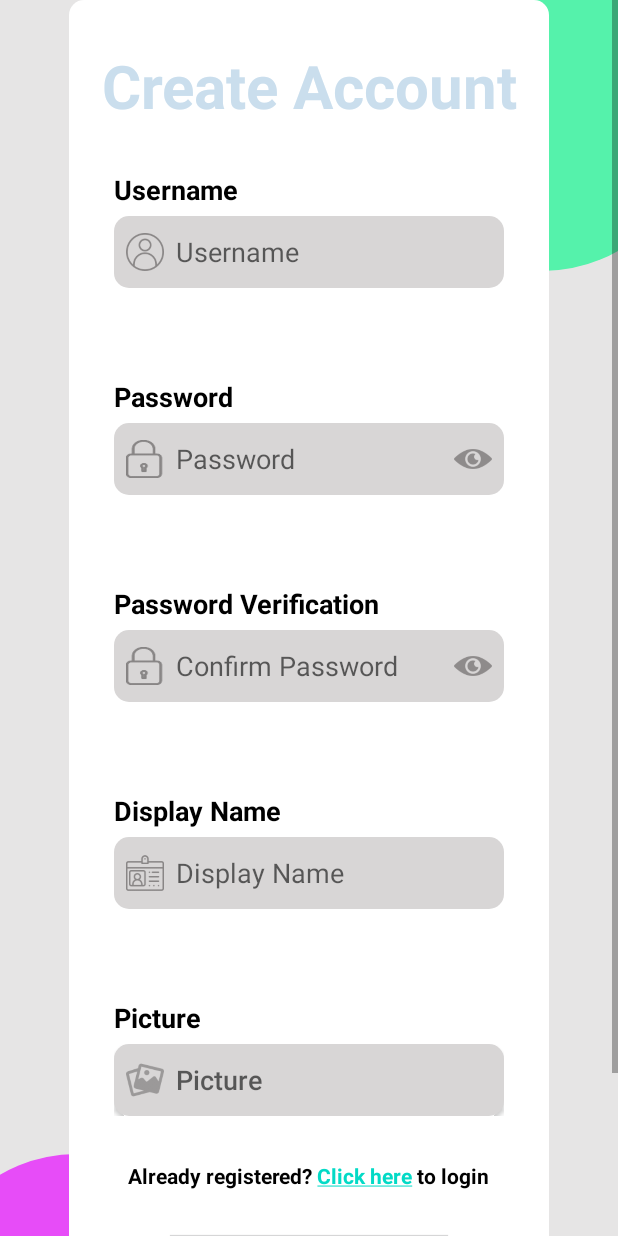
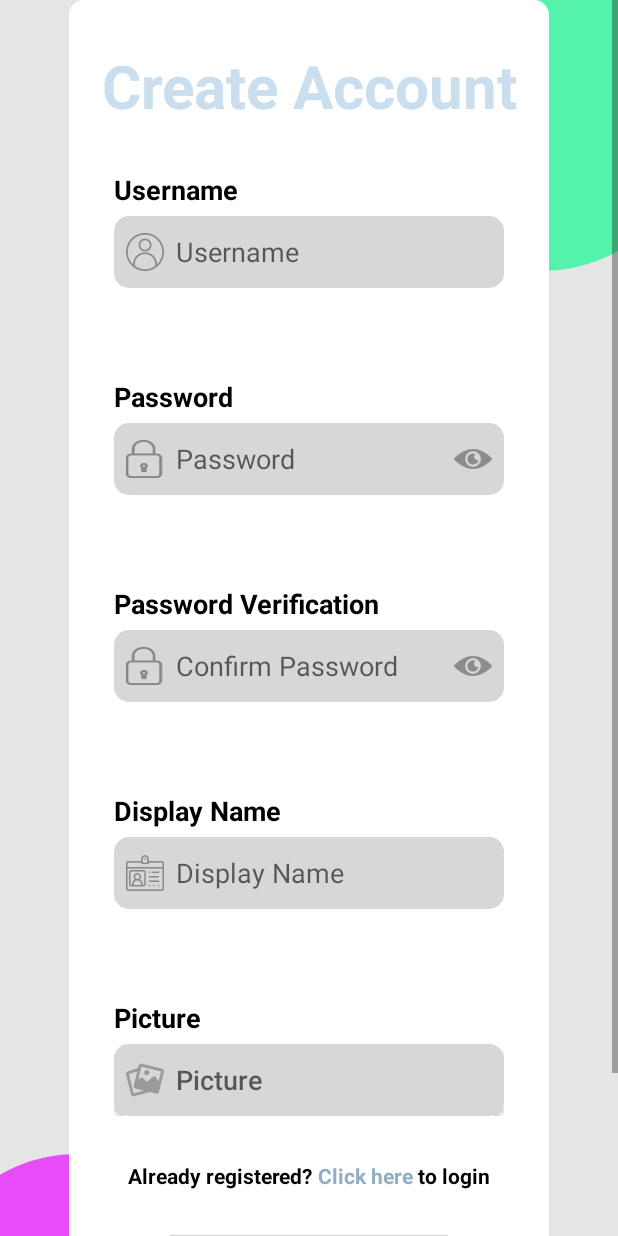
Before and after one commit to DanielCohenShor/STF_Android, an Android app: the RegisterActivity screen opened directly, with no data from a screen before it, on a phone screen of 412 x 824 dp. Run offline under Robolectric (Android 15) with nearby library versions, the phone set to English and light mode, and no system bars.

Commit message:
fix text color

```diff
--- a/app/src/main/AndroidManifest.xml
+++ b/app/src/main/AndroidManifest.xml
@@ -12,7 +12,7 @@
         android:icon="@mipmap/ic_launcher"
         android:label="@string/app_name"
         android:roundIcon="@mipmap/ic_launcher_round"
-        android:supportsRtl="true"
+        android:supportsRtl="false"
         android:theme="@style/Theme.STF"
         android:usesCleartextTraffic="true"
         tools:targetApi="31">
--- a/app/src/main/java/com/example/stf/Register/RegisterActivity.java
+++ b/app/src/main/java/com/example/stf/Register/RegisterActivity.java
@@ -39,7 +39,7 @@ import java.util.HashSet;
 public class RegisterActivity extends AppCompatActivity {
 
     private EditText etUsername, etPassword,etPasswordVerification, etDisplayName;
-    private TextView tvPicture, linkToRegister;
+    private TextView tvPicture, linkToLogin;
     private Button btnRegister;
     private ImageButton btnConfirmationPasswordVisibility;
     private ImageButton btnPasswordVisibility;
@@ -184,7 +184,7 @@ public class RegisterActivity extends AppCompatActivity {
         btnPasswordVisibility = findViewById(R.id.btnShowPassword);
         btnConfirmationPasswordVisibility = findViewById(R.id.btnShowConfirmationPassword);
         btnRegister = findViewById(R.id.btnRegister);
-        linkToRegister = findViewById(R.id.linkToRegister);
+        linkToLogin = findViewById(R.id.linkToLogin2);
 
         errorsText.put("username", "must contain at least one letter");
 //            errorsText.put("username2", "username already exist");
@@ -243,37 +243,11 @@ public class RegisterActivity extends AppCompatActivity {
             }
         });
 
-        // Define the text with the portion to be highlighted
-        String fullText = getResources().getString(R.string.tv_link_to_login);
-        String highlightText = "Click here";
-        int highlightStart = fullText.indexOf(highlightText);
-        int highlightEnd = highlightStart + highlightText.length();
-
-        // Create a SpannableString
-        SpannableString spannableString = new SpannableString(fullText);
-
-        // Create a ClickableSpan
-        ClickableSpan clickableSpan = new ClickableSpan() {
-            @Override
-            public void onClick(View widget) {
-                // Handle the click event here, e.g., change the color
-                int clickedColor = ContextCompat.getColor(RegisterActivity.this, R.color.blue_shade_4);
-                ((TextView) widget).setLinkTextColor(clickedColor);
-
-                // Start the new activity here
-                Intent intent = new Intent(RegisterActivity.this, LoginActivity.class);
-                startActivity(intent);
-
-                // Perform any other actions you want when the text is clicked
-                // For example, navigate to a new activity or perform some task.
-            }
-        };
-
-        // Apply the ClickableSpan to the desired portion of the text
-        spannableString.setSpan(clickableSpan, highlightStart, highlightEnd, Spanned.SPAN_EXCLUSIVE_EXCLUSIVE);
-
-        // Make the text clickable and change the color when clicked
-        linkToRegister.setText(spannableString);
-        linkToRegister.setMovementMethod(LinkMovementMethod.getInstance());
+//
+        linkToLogin.setOnClickListener(view -> {
+            // Start the new activity here
+            Intent intent = new Intent(RegisterActivity.this, LoginActivity.class);
+            startActivity(intent);
+        });
     }
 }
--- a/app/src/main/res/layout/activity_contacts.xml
+++ b/app/src/main/res/layout/activity_contacts.xml
@@ -6,7 +6,7 @@
     android:layout_width="match_parent"
     android:layout_height="match_parent"
     tools:context=".Contacts.ContactsActivity"
-    style="@style/SCREEN">
+    style="@style/BLOCK_SCREEN">
 
     <LinearLayout
         android:id="@+id/linearLayout"
--- a/app/src/main/res/layout/activity_register.xml
+++ b/app/src/main/res/layout/activity_register.xml
@@ -237,14 +237,39 @@
                     android:textSize="18sp"/>
             </LinearLayout>
 
-            <TextView
-                android:id="@+id/linkToRegister"
+            <LinearLayout
                 android:layout_width="wrap_content"
                 android:layout_height="wrap_content"
-                android:text="@string/tv_link_to_login"
                 android:layout_gravity="center"
-                android:textStyle="normal|bold"
-                style="@style/TEXT"/>
+                android:orientation="horizontal">
+                <TextView
+                    android:id="@+id/linkToLogin1"
+                    android:layout_width="wrap_content"
+                    android:layout_height="wrap_content"
+                    android:layout_gravity="center"
+                    android:text="@string/tv_link_to_login1"
+                    android:textStyle="normal|bold"
+                    style="@style/TEXT"/>
+                <TextView
+                    android:id="@+id/linkToLogin2"
+                    android:layout_width="wrap_content"
+                    android:layout_height="wrap_content"
+                    android:layout_gravity="center"
+                    android:text="@string/tv_link_to_register2"
+                    android:textStyle="normal|bold"
+                    style="@style/LINK_TO_TEXT"
+                    android:layout_marginStart="3dp"/>
+                <TextView
+                    android:id="@+id/linkToLogin3"
+                    android:layout_width="wrap_content"
+                    android:layout_height="wrap_content"
+                    android:layout_gravity="center"
+                    android:text="@string/tv_link_to_login2"
+                    android:textStyle="normal|bold"
+                    android:layout_marginStart="3dp"
+                    style="@style/TEXT"/>
+            </LinearLayout>
+
 
             <androidx.appcompat.widget.AppCompatButton
                 android:id="@+id/btnRegister"
--- a/app/src/main/res/values-night/strings.xml
+++ b/app/src/main/res/values-night/strings.xml
@@ -27,4 +27,9 @@
     <string name="tv_dark_mode">Dark Mode</string>
     <string name="tv_change_api">Change API</string>
     <string name="tv_logout">Sign Out</string>
+    <string name="tv_link_to_register_1">Not registered?</string>
+    <string name="tv_link_to_register2">Click here</string>
+    <string name="tv_link_to_register3">to register</string>
+    <string name="tv_link_to_login1">Already registered?</string>
+    <string name="tv_link_to_login2">to login</string>
 </resources>
--- a/app/src/main/res/values-night/themes.xml
+++ b/app/src/main/res/values-night/themes.xml
@@ -29,6 +29,11 @@
     <!-- Texts background if dark mode on -->
     <style name="TEXT">
         <item name="android:textColor">@color/white</item>
+    </style>
+
+    <!-- link to button background if dark mode on -->
+    <style name="LINK_TO_TEXT">
+        <item name="android:textColor">@color/blue_shade_2</item>
     </style>
 
     <!-- Edit texts background if dark mode on -->
--- a/app/src/main/res/values/strings.xml
+++ b/app/src/main/res/values/strings.xml
@@ -6,10 +6,8 @@
     <string name="tv_username">Username</string>
     <string name="tv_password">Password</string>
     <string name="tv_login_headline">Sign in</string>
-    <string name="tv_link_to_register">Not registered? <u>Click here</u> to register</string>
     <string name="tv_register_headline">Create Account</string>
     <string name="btn_register">REGISTER</string>
-    <string name="tv_link_to_login">Already registered? <u>Click here</u> to login</string>
     <string name="tv_password_verification">Password Verification</string>
     <string name="et_confirm_password">Confirm Password</string>
     <string name="tv_display_name">Display Name</string>
@@ -27,4 +25,9 @@
     <string name="tv_dark_mode">Dark Mode</string>
     <string name="tv_change_api">Change API</string>
     <string name="tv_logout">Sign Out</string>
+    <string name="tv_link_to_register_1">Not registered?</string>
+    <string name="tv_link_to_register2"> Click here</string>
+    <string name="tv_link_to_register3"> to register</string>
+    <string name="tv_link_to_login1">Already registered?</string>
+    <string name="tv_link_to_login2"> to login</string>
 </resources>
--- a/app/src/main/res/values/themes.xml
+++ b/app/src/main/res/values/themes.xml
@@ -29,6 +29,11 @@
     <!-- Texts background if light mode on -->
     <style name="TEXT">
         <item name="android:textColor">@color/black</item>
+    </style>
+
+    <!-- link to button background if light mode on -->
+    <style name="LINK_TO_TEXT">
+        <item name="android:textColor">@color/blue_shade_4</item>
     </style>
 
     <!-- Edit texts background if light mode on -->
```
Also changed, not shown: app/src/main/java/com/example/stf/Login/LoginActivity.java (+6 -34 lines), app/src/main/res/layout/activity_login.xml (+29 -5 lines).
